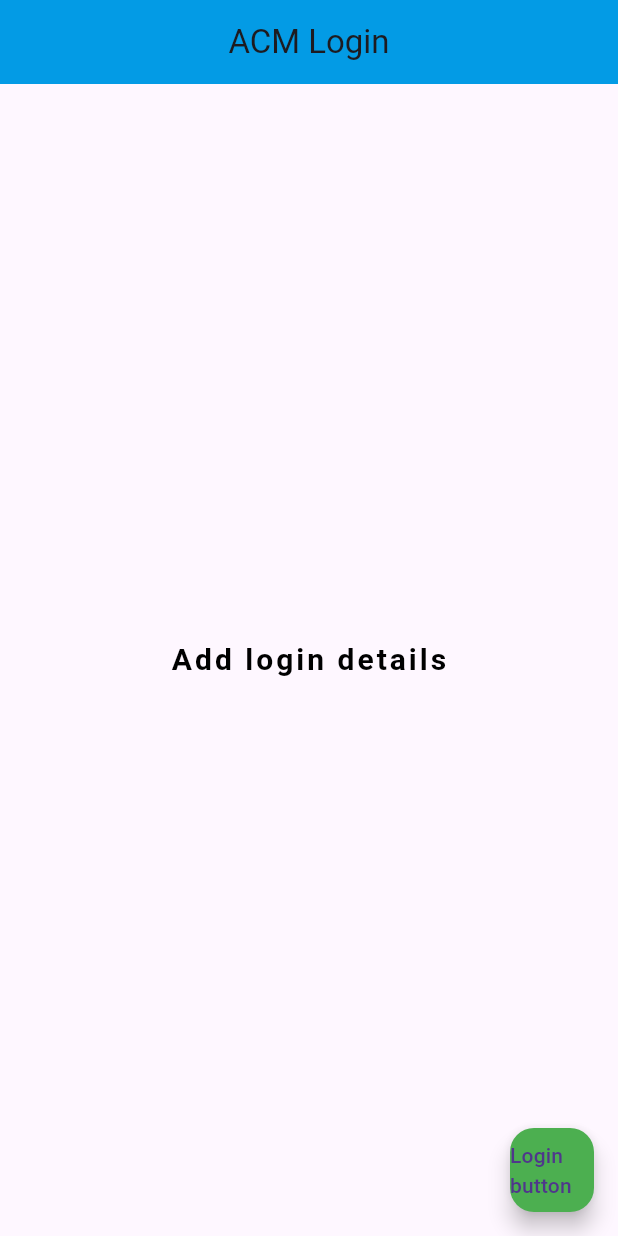
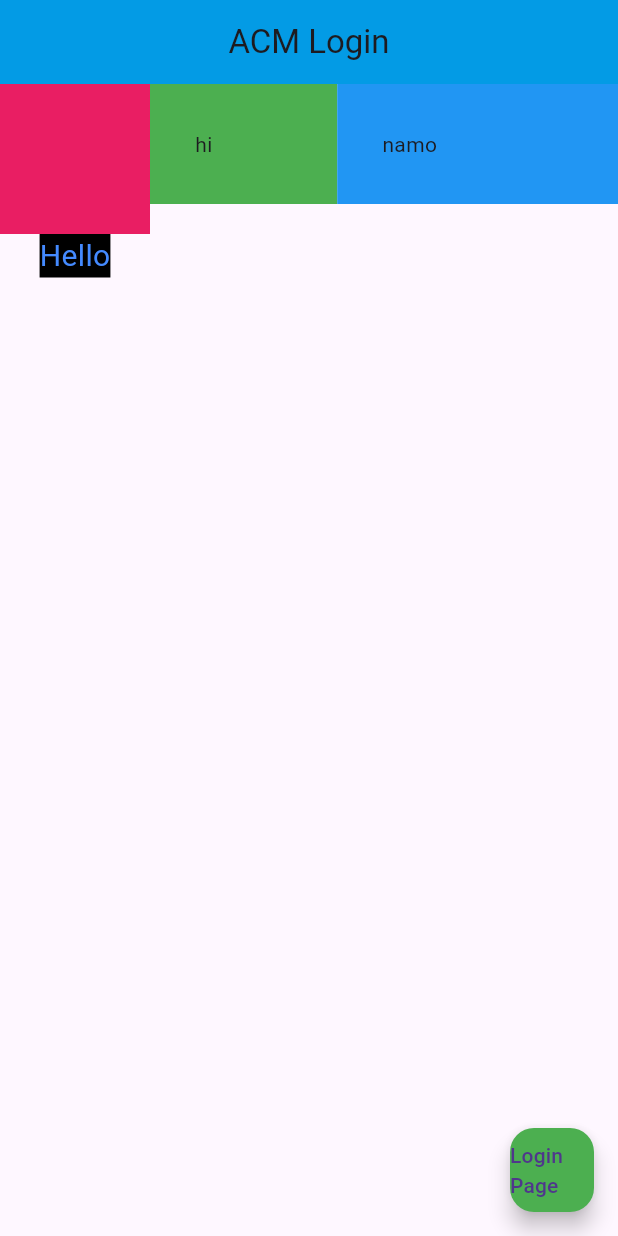
Before and after one commit to Nalla-Turing/ACM, a Flutter app: the screen it shows after launch, on a phone screen of 412 x 824 dp. Run offline on Flutter 3.47's test engine with Material 3 defaults, Android fonts, the phone set to English and light mode, and no system bars; project files that could hold a hidden picture were left out.

```diff
--- a/lib/main.dart
+++ b/lib/main.dart
@@ -1,7 +1,9 @@
+//This file was for Rows and Padding
+
 import 'package:flutter/material.dart';
 
 void main() => runApp(MaterialApp(
-  home: Home()
+  home: Home(),
 ));
 
 
@@ -14,22 +16,54 @@ class Home extends StatelessWidget {
         centerTitle: true,
         backgroundColor: Colors.lightBlue[600],
       ),
-      body: Center(
-          child: Text(
-            'Add login details',
-            style: TextStyle(
-                fontSize: 20,
-                fontWeight: FontWeight.bold,
-                letterSpacing: 2,
+
+
+      body: Row(
+        crossAxisAlignment: CrossAxisAlignment.start,
+        children: <Widget>[
+          Column(
+            children: <Widget>[
+              Container(
+                color: Colors.pink,
+                padding: EdgeInsets.all(50),
+              ),
+              Container(
                 color: Colors.black,
-                fontFamily: 'Livvic'
+                child: Text(
+                    'Hello',
+                style: TextStyle(
+                  color: Colors.blueAccent,
+                  fontSize: 20,
+                ),
+                ),
+              ),
+            ],
+          ),
+
+          Expanded(
+            flex: 2,
+            child:Container(
+              padding: EdgeInsets.all(30),
+              color: Colors.green,
+              child: Text('hi'),
             ),
-          )
+          ),
+          Expanded(
+            flex: 3,
+            child:Container(
+              padding: EdgeInsets.all(30),
+              color: Colors.blue,
+              child: Text('namo'),
+              ),
+          ),
+        ],
       ),
+
+
       floatingActionButton: FloatingActionButton(
         onPressed: () {},
         backgroundColor: Colors.green,
-        child: Text('Login button'),
+        child: Text('Login Page'),
       ),
     );
   }
```
Also changed, not shown: lib/Test1.dart (+56 -0 lines), lib/Test3.dart (+100 -0 lines), lib/test2.dart (+42 -0 lines), pubspec.yaml (+6 -7 lines), Assets/Wallpaper1.jpg (added).
